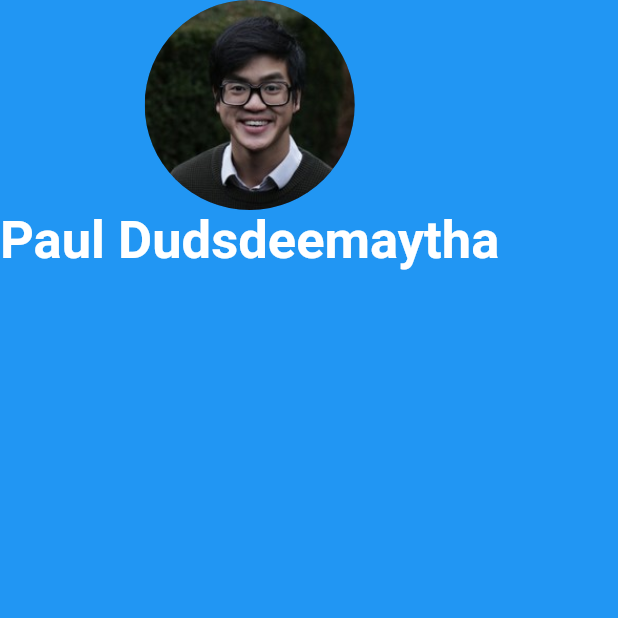
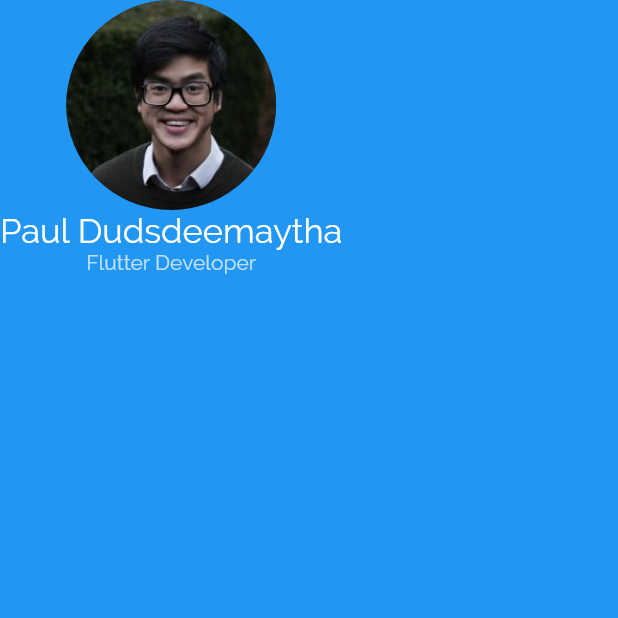
Before and after one commit to PaulDudsdeemaytha/mi_card, a Flutter app: the screen it shows after launch, on a phone screen of 412 x 824 dp, the top half of it. Run offline on Flutter 3.47's test engine with Material 2 defaults, Android fonts, the phone set to English and light mode, and no system bars.

Commit message:
Added custom fonts

```diff
--- a/lib/main.dart
+++ b/lib/main.dart
@@ -20,10 +20,18 @@ class MyApp extends StatelessWidget {
             Text(
               'Paul Dudsdeemaytha',
               style: TextStyle(
-                  fontSize: 35,
-                  color: Colors.white,
-                  fontWeight: FontWeight.bold),
+                fontFamily: 'Raleway',
+                fontSize: 23,
+                color: Colors.white,
+              ),
             ),
+            Text(
+              'Flutter Developer',
+              style: TextStyle(
+                  fontFamily: 'Raleway',
+                  fontWeight: FontWeight.w100,
+                  color: Colors.white70),
+            )
           ],
         )),
       ),
```
Also changed, not shown: pubspec.yaml (+5 -30 lines), fonts/Raleway-Bold.ttf (added), fonts/Raleway-Regular.ttf (added).
